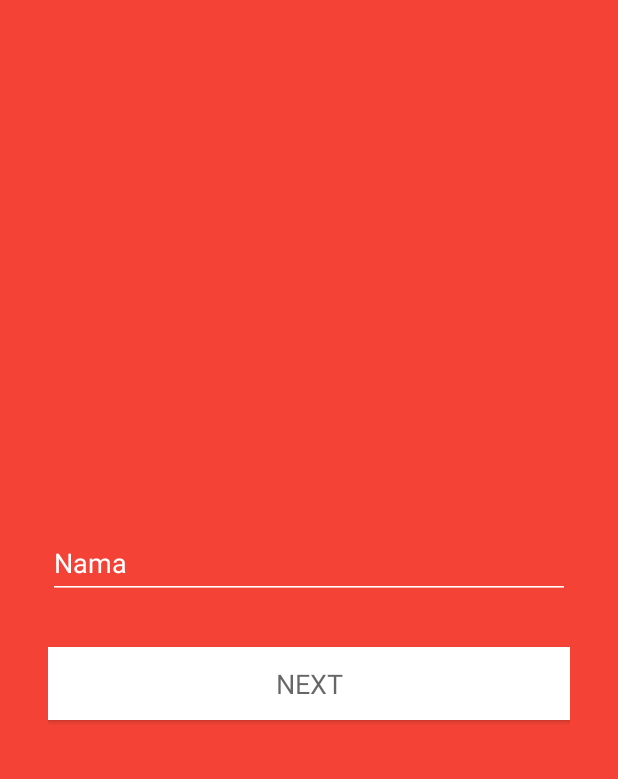
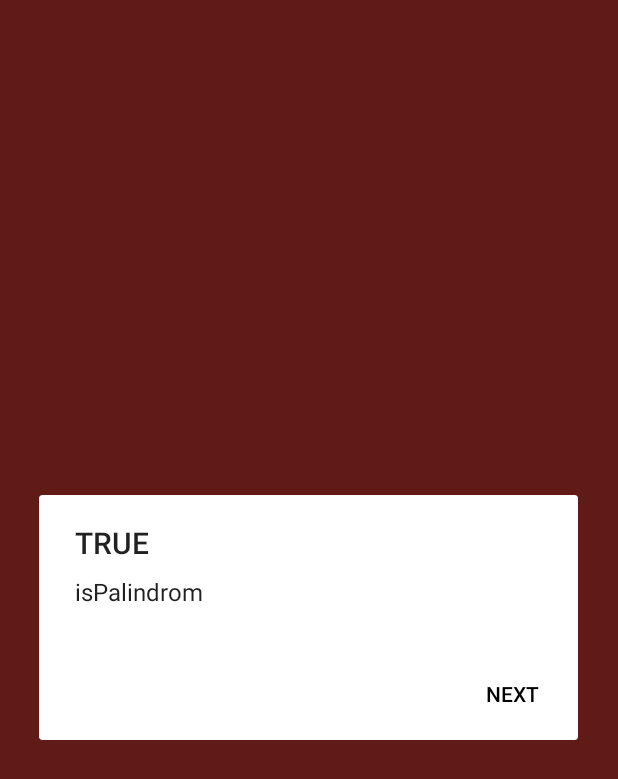
Before and after one commit to agungnursatria/ScreeningTestApp, an Android app: the screen it shows after launch (HomeActivity), after a tap on "NEXT", on a phone screen of 412 x 824 dp. Shown: the top 779 px of the screen. Run offline under Robolectric (Android 15) with nearby library versions, the light colour scheme and no system bars.

Commit message:
Adding palindrom, prime month checking, adding some picture

```diff
--- a/app/src/main/java/com/anb/screeningtestapp/HomeActivity.java
+++ b/app/src/main/java/com/anb/screeningtestapp/HomeActivity.java
@@ -1,8 +1,12 @@
 package com.anb.screeningtestapp;
 
+import android.content.DialogInterface;
 import android.content.Intent;
+import android.graphics.Color;
 import android.os.Bundle;
+import android.support.v7.app.AlertDialog;
 import android.support.v7.app.AppCompatActivity;
+import android.util.Log;
 import android.view.View;
 import android.widget.Button;
 import android.widget.EditText;
@@ -20,12 +24,49 @@ public class HomeActivity extends AppCompatActivity {
         btnNext.setOnClickListener(new View.OnClickListener() {
             @Override
             public void onClick(View v) {
-                if (!edtNama.getText().toString().equals("")){
-                    Intent intent = new Intent(HomeActivity.this,SelectingActivity.class);
-                    intent.putExtra("nama", edtNama.getText().toString());
-                    startActivity(intent);
+                final String nama = edtNama.getText().toString();
+                if (nama != ""){
+                    boolean palindromCheck = isPalindrom(nama);
+                    String palindromWord = palindromCheck ? "isPalindrom" : "not palindrome";
+
+                    AlertDialog.Builder builder = new AlertDialog.Builder(HomeActivity.this);
+                    builder.setTitle(String.valueOf(palindromCheck).toUpperCase())
+                            .setMessage(palindromWord)
+                            .setCancelable(false)
+                            .setPositiveButton("Next", new DialogInterface.OnClickListener() {
+                                @Override
+                                public void onClick(DialogInterface dialog, int which) {
+                                    dialog.cancel();
+                                    Intent intent = new Intent(HomeActivity.this, SelectingActivity.class);
+                                    intent.putExtra("nama", nama);
+                                    startActivity(intent);
+                                }
+                            });
+                    AlertDialog alert = builder.create();
+                    alert.show();
+                    Button buttonPositive = alert.getButton(DialogInterface.BUTTON_POSITIVE);
+                    buttonPositive.setTextColor(Color.parseColor("#000000"));
                 }
             }
         });
     }
+
+    private boolean isPalindrom(String sentence){
+        sentence = sentence.replaceAll("\\s", "");
+        Log.d("Palindrom Check", sentence);
+        int top = sentence.length()-1;
+        int bottom = 0;
+
+        while (top >= bottom && sentence.charAt(bottom)==sentence.charAt(top)){
+            Log.d("Palindrom Check", "Senternce[top]: " + sentence.charAt(top) + "\n"
+                    + "Senternce[bottom]: " + sentence.charAt(bottom) + "\n"
+                    + "top: " + top + "\n"
+                    + "bottom: " + bottom + "\n"
+                    + "==================================================== \n \n"
+            );
+            top--;
+            bottom++;
+        }
+        return (top < bottom);
+    }
 }
--- a/app/src/main/res/values/colors.xml
+++ b/app/src/main/res/values/colors.xml
@@ -6,4 +6,5 @@
 
     <color name="buttonPressed">#F44336</color>
     <color name="buttonNotPressed">#fff</color>
+    <color name="black">#000</color>
 </resources>
```
Also changed, not shown: app/src/main/java/com/anb/screeningtestapp/SelectingActivity.java (+27 -5 lines), app/src/main/res/drawable-v24/bg_list.9.png (added), app/src/main/res/drawable-v24/bg_validation.png (added), app/src/main/res/drawable-v24/btn_add_photo .png (added), app/src/main/res/drawable-v24/btn_backArticle_normal.png (added), app/src/main/res/drawable-v24/btn_backArticle_selected.png (added), app/src/main/res/drawable-v24/btn_newMediaArticle_normal.png (added), app/src/main/res/drawable-v24/btn_newMediaArticle_selected.png (added), app/src/main/res/drawable-v24/btn_signup_normal.9.png (added), app/src/main/res/drawable-v24/btn_signup_selected.9.png (added), app/src/main/res/drawable-v24/line_actionbar_articleDetail.9.png (added), app/src/main/res/drawable-v24/text_field.9.png (added), app/src/main/res/drawable-v24/text_field.png (added).
